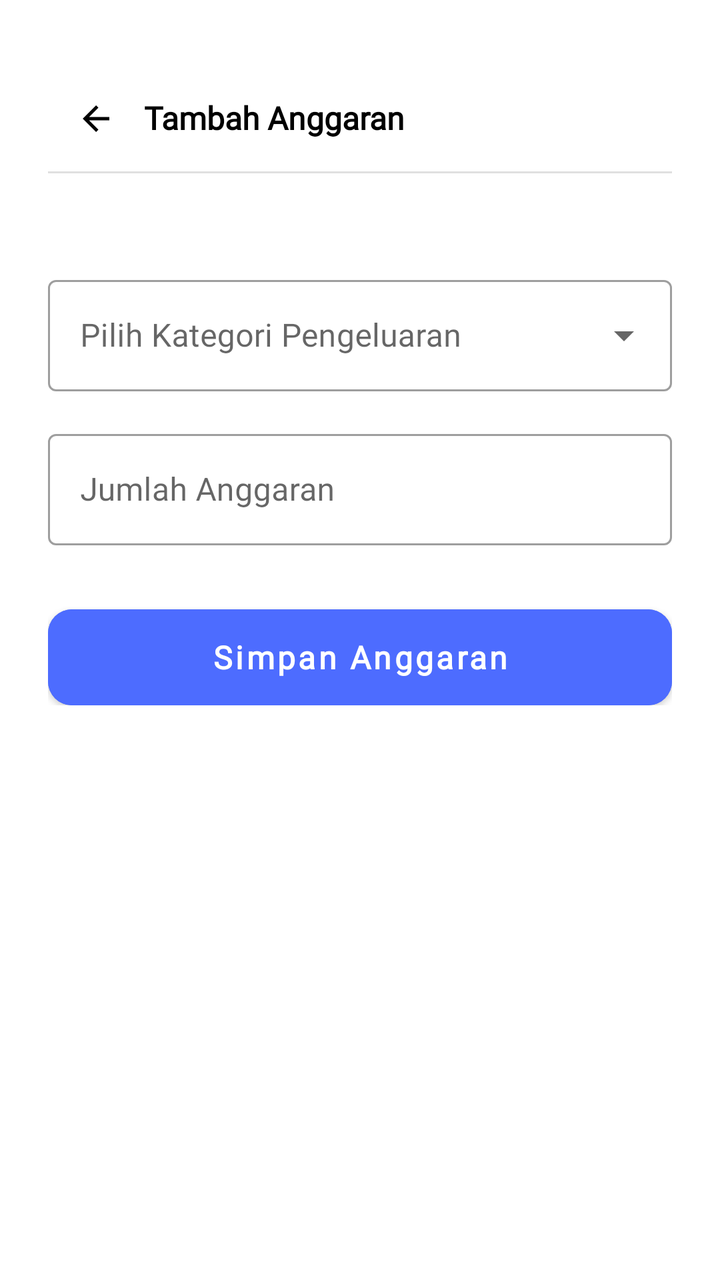
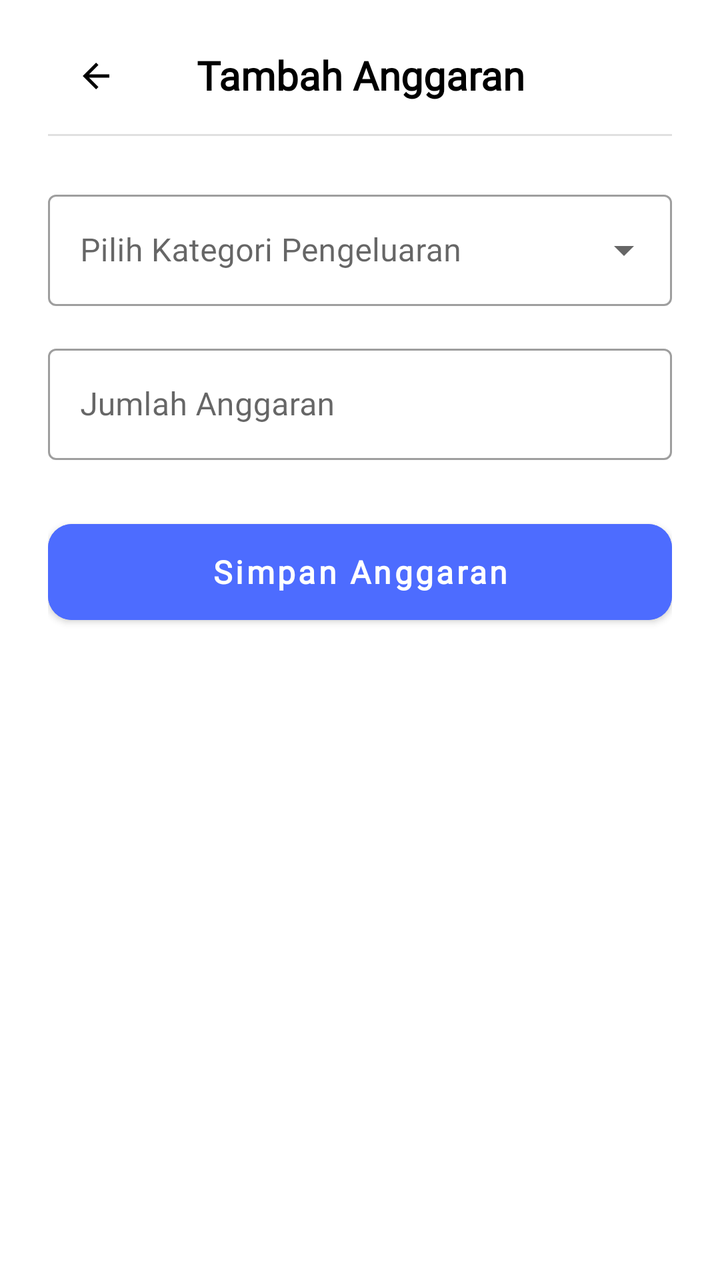

An Android layout rendered at two revisions. The XML below is the earlier revision; the diff shows what the commit changed to produce the second picture.
<!-- AndroidManifest.xml: application theme Base.Theme.Fintrack -->
<!-- res/layout/fragment_add_budget.xml -->
<?xml version="1.0" encoding="utf-8"?>
<ScrollView xmlns:android="http://schemas.android.com/apk/res/android"
    xmlns:app="http://schemas.android.com/apk/res-auto"
    xmlns:tools="http://schemas.android.com/tools"
    android:layout_width="match_parent"
    android:layout_height="match_parent"
    android:background="?attr/colorSurface"
    android:fillViewport="true"
    android:paddingTop="24dp"
    tools:context=".ui.addBudget.AddBudgetFragment">

    <androidx.constraintlayout.widget.ConstraintLayout
        android:layout_width="match_parent"
        android:layout_height="wrap_content">

        
        <androidx.constraintlayout.widget.ConstraintLayout
            android:id="@+id/header_container"
            android:layout_width="0dp"
            android:layout_height="wrap_content"
            android:padding="24dp"
            app:layout_constraintEnd_toEndOf="parent"
            app:layout_constraintStart_toStartOf="parent"
            app:layout_constraintTop_toTopOf="parent">

            <com.google.android.material.button.MaterialButton
                android:id="@+id/button_kembali_tambah_anggaran"
                style="@style/Widget.Material3.Button.IconButton"
                android:layout_width="wrap_content"
                android:layout_height="wrap_content"
                app:icon="@drawable/arrow_back_24px"
                app:iconTint="?attr/colorOnSurface"
                app:layout_constraintBottom_toBottomOf="@id/title_tambah_anggaran"
                app:layout_constraintStart_toStartOf="parent"
                app:layout_constraintTop_toTopOf="@id/title_tambah_anggaran" />

            <TextView
                android:id="@+id/title_tambah_anggaran"
                android:layout_width="0dp"
                android:layout_height="wrap_content"
                android:fontFamily="@font/poppins_semibold"
                android:gravity="start"
                android:text="Tambah Anggaran"
                android:textColor="?attr/colorOnSurface"
                android:textSize="16sp"
                android:textStyle="bold"
                app:layout_constraintEnd_toEndOf="parent"
                app:layout_constraintStart_toEndOf="@+id/button_kembali_tambah_anggaran"
                app:layout_constraintTop_toTopOf="parent" />

            <View
                android:id="@+id/line_under"
                android:layout_width="0dp"
                android:layout_height="1dp"
                android:layout_marginTop="16dp"
                android:background="?android:attr/listDivider"
                app:layout_constraintEnd_toEndOf="parent"
                app:layout_constraintStart_toStartOf="parent"
                app:layout_constraintTop_toBottomOf="@id/title_tambah_anggaran" />

        </androidx.constraintlayout.widget.ConstraintLayout>

        
        <androidx.constraintlayout.widget.ConstraintLayout
            android:layout_width="0dp"
            android:layout_height="wrap_content"
            android:padding="24dp"
            app:layout_constraintEnd_toEndOf="parent"
            app:layout_constraintStart_toStartOf="parent"
            app:layout_constraintTop_toBottomOf="@id/header_container">

            <com.google.android.material.textfield.TextInputLayout
                android:id="@+id/til_kategori"
                style="@style/Widget.MaterialComponents.TextInputLayout.OutlinedBox.ExposedDropdownMenu"
                android:layout_width="0dp"
                android:layout_height="wrap_content"
                android:hint="Pilih Kategori Pengeluaran"
                app:layout_constraintEnd_toEndOf="parent"
                app:layout_constraintStart_toStartOf="parent"
                app:layout_constraintTop_toTopOf="parent">

                <AutoCompleteTextView
                    android:id="@+id/autocompletetext_kategori"
                    android:layout_width="match_parent"
                    android:layout_height="wrap_content"
                    android:fontFamily="@font/poppins_regular"
                    android:inputType="none"
                    android:textColor="?attr/colorOnSurface" />
            </com.google.android.material.textfield.TextInputLayout>

            <com.google.android.material.textfield.TextInputLayout
                android:id="@+id/til_jumlah_anggaran"
                style="@style/Widget.MaterialComponents.TextInputLayout.OutlinedBox"
                android:layout_width="0dp"
                android:layout_height="wrap_content"
                android:layout_marginTop="16dp"
                android:hint="Jumlah Anggaran"
                app:layout_constraintEnd_toEndOf="parent"
                app:layout_constraintStart_toStartOf="parent"
                app:layout_constraintTop_toBottomOf="@id/til_kategori">

                <com.google.android.material.textfield.TextInputEditText
                    android:id="@+id/edittext_jumlah_anggaran"
                    android:layout_width="match_parent"
                    android:layout_height="wrap_content"
                    android:fontFamily="@font/poppins_regular"
                    android:inputType="number"
                    android:textColor="?attr/colorOnSurface" />
            </com.google.android.material.textfield.TextInputLayout>

            <com.google.android.material.button.MaterialButton
                android:id="@+id/button_simpan_anggaran"
                style="@style/BlueButton"
                android:layout_width="0dp"
                android:layout_height="wrap_content"
                android:layout_marginTop="32dp"
                android:text="Simpan Anggaran"
                app:layout_constraintEnd_toEndOf="parent"
                app:layout_constraintStart_toStartOf="parent"
                app:layout_constraintTop_toBottomOf="@id/til_jumlah_anggaran" />

        </androidx.constraintlayout.widget.ConstraintLayout>

        <ProgressBar
            android:id="@+id/progressBar"
            style="?android:attr/progressBarStyle"
            android:layout_width="wrap_content"
            android:layout_height="wrap_content"
            android:visibility="gone"
            android:theme="@style/Theme.AppCompat"
            app:layout_constraintBottom_toBottomOf="parent"
            app:layout_constraintEnd_toEndOf="parent"
            app:layout_constraintStart_toStartOf="parent"
            app:layout_constraintTop_toTopOf="parent" />

    </androidx.constraintlayout.widget.ConstraintLayout>
</ScrollView>
<!-- resources referenced by this layout -->
<resources>
  <!-- drawable arrow_back_24px (drawable) -->
  <vector xmlns:android="http://schemas.android.com/apk/res/android"
      android:width="24dp"
      android:height="24dp"
      android:viewportWidth="960"
      android:viewportHeight="960"
      android:tint="?attr/colorControlNormal"
      android:autoMirrored="true">
    <path
        android:fillColor="@android:color/white"
        android:pathData="M313,520L537,744L480,800L160,480L480,160L537,216L313,440L800,440L800,520L313,520Z"/>
  </vector>
  <style name="BlueButton" parent="Widget.MaterialComponents.Button">
          <item name="android:backgroundTint">?attr/colorPrimary</item>
          <item name="android:textColor">?attr/colorOnPrimary</item>
          <item name="android:layout_height">56dp</item>
          <item name="cornerRadius">12dp</item>
          <item name="android:fontFamily">@font/poppins_semibold</item>
          <item name="android:textSize">16sp</item>
          <item name="android:textStyle">bold</item>
          <item name="android:textAllCaps">false</item>
          <item name="android:insetTop">0dp</item>
          <item name="android:insetBottom">0dp</item>
      </style>
  <style name="Base.Theme.Fintrack" parent="Theme.MaterialComponents.DayNight.NoActionBar">
          <item name="colorPrimary">@color/primaryBlue</item>
          <item name="colorPrimaryVariant">@color/button_blue</item>
          <item name="colorOnPrimary">@color/white</item>
          <item name="colorSecondary">@color/secondaryGrey</item>
          <item name="colorOnSecondary">@color/black</item>
  
          <item name="android:colorBackground">@color/white</item>
          <item name="colorSurface">@color/white</item>
          <item name="colorOnBackground">@color/black</item>
          <item name="colorOnSurface">@color/black</item>
  
          <item name="android:statusBarColor">?attr/colorPrimaryVariant</item>
      </style>
  <color name="primaryBlue">#4D6CFF</color>
  <color name="button_blue">#FF3461FD</color>
  <color name="white">#FFFFFFFF</color>
  <color name="secondaryGrey">#FF61677D</color>
  <color name="black">#FF000000</color>
</resources>

<!-- the commit's change to res/layout/fragment_add_budget.xml (unified diff, before → after) -->
@@ -6,12 +6,12 @@
     android:layout_height="match_parent"
     android:background="?attr/colorSurface"
     android:fillViewport="true"
-    android:paddingTop="24dp"
     tools:context=".ui.addBudget.AddBudgetFragment">
 
     <androidx.constraintlayout.widget.ConstraintLayout
         android:layout_width="match_parent"
-        android:layout_height="wrap_content">
+        android:layout_height="wrap_content"
+        android:paddingBottom="24dp">
 
         
         <androidx.constraintlayout.widget.ConstraintLayout
@@ -39,13 +39,13 @@
                 android:layout_width="0dp"
                 android:layout_height="wrap_content"
                 android:fontFamily="@font/poppins_semibold"
-                android:gravity="start"
+                android:gravity="center_horizontal"
                 android:text="Tambah Anggaran"
                 android:textColor="?attr/colorOnSurface"
-                android:textSize="16sp"
+                android:textSize="20sp"
                 android:textStyle="bold"
                 app:layout_constraintEnd_toEndOf="parent"
-                app:layout_constraintStart_toEndOf="@+id/button_kembali_tambah_anggaran"
+                app:layout_constraintStart_toStartOf="parent"
                 app:layout_constraintTop_toTopOf="parent" />
 
             <View
@@ -62,9 +62,10 @@
 
         
         <androidx.constraintlayout.widget.ConstraintLayout
+            android:id="@+id/form_container"
             android:layout_width="0dp"
             android:layout_height="wrap_content"
-            android:padding="24dp"
+            android:paddingHorizontal="24dp"
             app:layout_constraintEnd_toEndOf="parent"
             app:layout_constraintStart_toStartOf="parent"
             app:layout_constraintTop_toBottomOf="@id/header_container">
@@ -119,6 +120,22 @@
                 app:layout_constraintStart_toStartOf="parent"
                 app:layout_constraintTop_toBottomOf="@id/til_jumlah_anggaran" />
 
+            
+            <com.google.android.material.button.MaterialButton
+                android:id="@+id/button_hapus_anggaran"
+                style="@style/Widget.MaterialComponents.Button.OutlinedButton"
+                android:layout_width="0dp"
+                android:layout_height="wrap_content"
+                android:layout_marginTop="16dp"
+                android:text="Hapus Anggaran"
+                android:textColor="@color/primaryRed"
+                app:strokeColor="@color/primaryRed"
+                android:visibility="invisible"
+                tools:visibility="visible"
+                app:layout_constraintEnd_toEndOf="parent"
+                app:layout_constraintStart_toStartOf="parent"
+                app:layout_constraintTop_toBottomOf="@id/button_simpan_anggaran" />
+
         </androidx.constraintlayout.widget.ConstraintLayout>
 
         <ProgressBar
<!-- resource entries referenced after the edit -->
@@ -1,5 +1,6 @@
 <!-- resources referenced by this layout -->
 <resources>
+  <color name="primaryRed">#FD343E</color>
   <!-- drawable arrow_back_24px (drawable) -->
   <vector xmlns:android="http://schemas.android.com/apk/res/android"
       android:width="24dp"
@@ -29,19 +30,19 @@
           <item name="colorPrimaryVariant">@color/button_blue</item>
           <item name="colorOnPrimary">@color/white</item>
           <item name="colorSecondary">@color/secondaryGrey</item>
-          <item name="colorOnSecondary">@color/black</item>
+          <item name="colorOnSecondary">@color/darkGrey</item>
   
           <item name="android:colorBackground">@color/white</item>
           <item name="colorSurface">@color/white</item>
           <item name="colorOnBackground">@color/black</item>
           <item name="colorOnSurface">@color/black</item>
-  
           <item name="android:statusBarColor">?attr/colorPrimaryVariant</item>
       </style>
   <color name="primaryBlue">#4D6CFF</color>
   <color name="button_blue">#FF3461FD</color>
   <color name="white">#FFFFFFFF</color>
   <color name="secondaryGrey">#FF61677D</color>
+  <color name="darkGrey">#4A4A4A</color>
   <color name="black">#FF000000</color>
 </resources>
 
